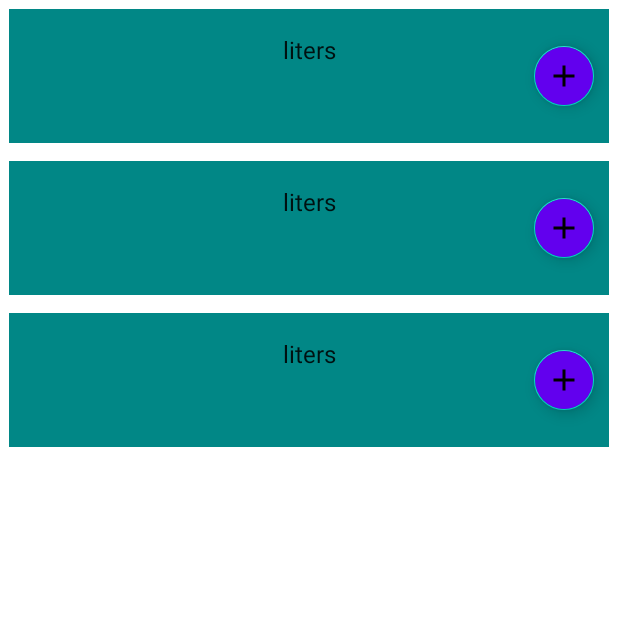
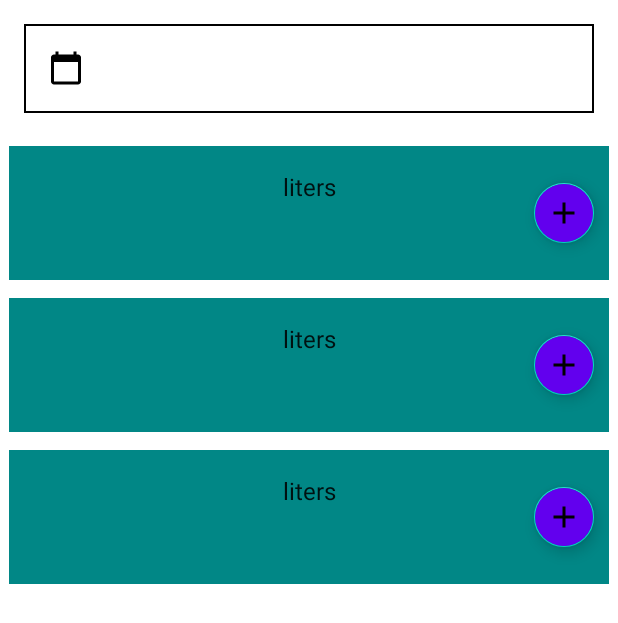
Before and after one commit to riccardozulla/savewater, an Android app: the layout fragment_diary.xml on its own in the app's theme, with its tools: preview values and no code run, on a phone screen of 412 x 824 dp. Shown: the top 623 px of the screen. Run offline under Robolectric (Android 15) with nearby library versions, the phone set to English and light mode, and no system bars.

Commit message:
Date picker added to DiaryFragment

```diff
--- /dev/null
+++ b/app/src/main/res/drawable/border.xml
@@ -0,0 +1,8 @@
+<shape xmlns:android="http://schemas.android.com/apk/res/android"
+    android:shape="rectangle">
+
+    <stroke
+        android:width="1dp"
+        android:color="#000000" />
+
+</shape>
--- /dev/null
+++ b/app/src/main/res/drawable/ic_baseline_calendar_today_24.xml
@@ -0,0 +1,10 @@
+<vector xmlns:android="http://schemas.android.com/apk/res/android"
+    android:width="24dp"
+    android:height="24dp"
+    android:tint="#000000"
+    android:viewportWidth="24"
+    android:viewportHeight="24">
+    <path
+        android:fillColor="@android:color/white"
+        android:pathData="M20,3h-1L19,1h-2v2L7,3L7,1L5,1v2L4,3c-1.1,0 -2,0.9 -2,2v16c0,1.1 0.9,2 2,2h16c1.1,0 2,-0.9 2,-2L22,5c0,-1.1 -0.9,-2 -2,-2zM20,21L4,21L4,8h16v13z" />
+</vector>
--- a/app/src/main/res/layout/fragment_diary.xml
+++ b/app/src/main/res/layout/fragment_diary.xml
@@ -5,6 +5,22 @@
     android:layout_width="match_parent"
     android:layout_height="match_parent"
     tools:context=".ui.diary.DiaryFragment">
+
+    <TextView
+        android:id="@+id/edit_text_date"
+        android:layout_width="0dp"
+        android:layout_height="wrap_content"
+        android:layout_margin="@dimen/text_margin"
+        android:background="@drawable/border"
+        android:padding="@dimen/text_padding"
+        android:textAlignment="center"
+        android:textSize="@dimen/date_picker_text_size"
+        android:textStyle="bold"
+        app:drawableStartCompat="@drawable/ic_baseline_calendar_today_24"
+        app:layout_constraintBottom_toTopOf="@id/utility_diary"
+        app:layout_constraintEnd_toEndOf="parent"
+        app:layout_constraintStart_toStartOf="parent"
+        app:layout_constraintTop_toTopOf="parent" />
 
     <androidx.recyclerview.widget.RecyclerView
         android:id="@+id/utility_diary"
@@ -14,7 +30,7 @@
         app:layout_constraintBottom_toBottomOf="parent"
         app:layout_constraintEnd_toEndOf="parent"
         app:layout_constraintStart_toStartOf="parent"
-        app:layout_constraintTop_toTopOf="parent"
+        app:layout_constraintTop_toBottomOf="@id/edit_text_date"
         tools:context=".ui.diary.DiaryFragment"
         tools:listitem="@layout/item_utility" />
 
--- a/app/src/main/res/values/dimens.xml
+++ b/app/src/main/res/values/dimens.xml
@@ -12,4 +12,6 @@
     <dimen name="item_button_margin">6dp</dimen>
     <dimen name="login_side_margin">24dp</dimen>
     <dimen name="login_text_spacing">8dp</dimen>
+    <dimen name="text_padding">16dp</dimen>
+    <dimen name="date_picker_text_size">20sp</dimen>
 </resources>
```
Also changed, not shown: app/src/main/java/it/units/sim/savewater/ui/diary/DiaryFragment.java (+72 -1 lines).
